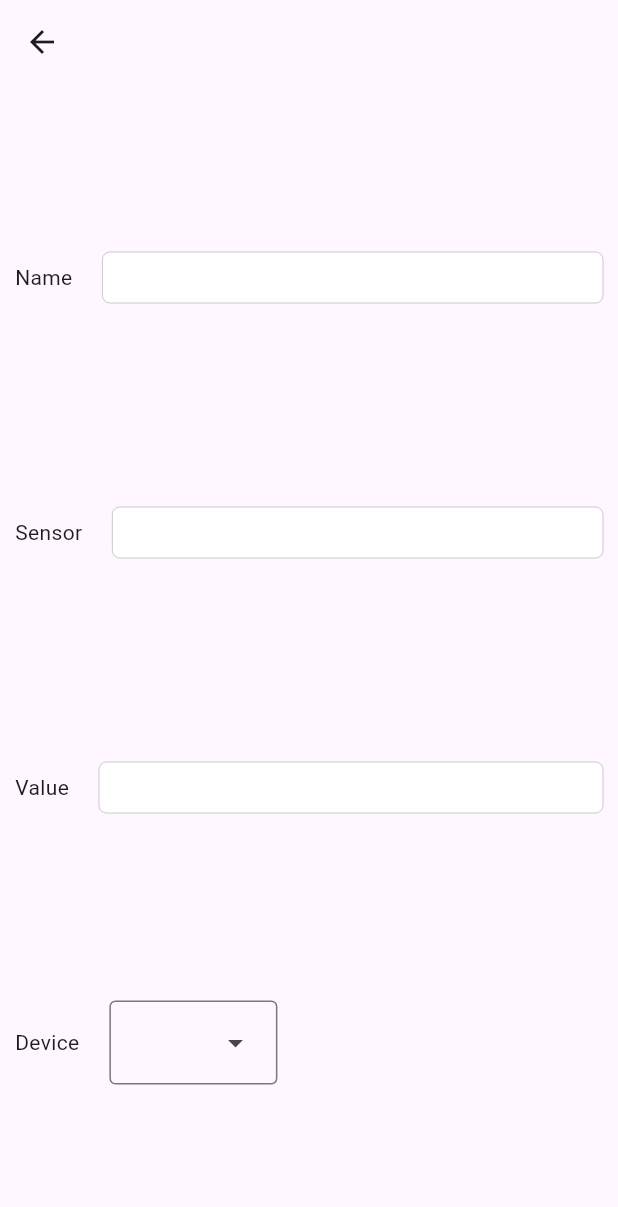
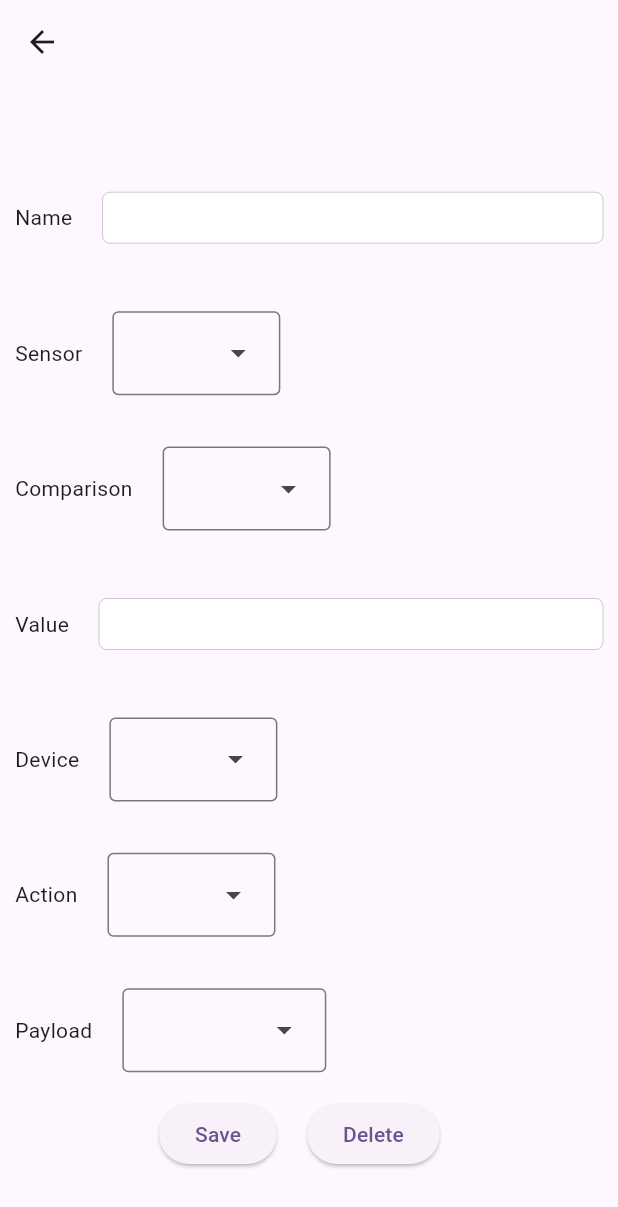
Before and after one commit to helagro/Applied-IoT, a Flutter app: the AutomationEditScreen screen opened directly with empty values, on a phone screen of 412 x 824 dp. Shown: the top 1207 px of the screen. Run offline on Flutter 3.47's test engine with Material 3 defaults, Android fonts, the phone set to English and light mode, and no system bars; our stand-ins replace shared_preferences; accounts and stored records are empty; network calls fail.

Commit message:
Refactor automation editor

```diff
--- a/client/lib/screens/automation_edit_screen.dart
+++ b/client/lib/screens/automation_edit_screen.dart
@@ -2,7 +2,8 @@ import 'package:flutter/material.dart';
 import 'package:tradfri_extension/logic/Automation.dart';
 import 'package:tradfri_extension/logic/Tradfri_device.dart';
 import 'package:tradfri_extension/logic/automations_backend.dart';
-import 'package:tradfri_extension/widgets/audomation_edit_row.dart';
+import 'package:tradfri_extension/widgets/automation_dropdown.dart';
+import 'package:tradfri_extension/widgets/automation_edit_row.dart';
 import 'package:tradfri_extension/widgets/automation_edit_text_row.dart';
 
 class AutomationEditScreen extends StatefulWidget {
@@ -17,7 +18,6 @@ class AutomationEditScreen extends StatefulWidget {
 
 class _AutomationEditScreenState extends State<AutomationEditScreen> {
   late TextEditingController nameController;
-  late TextEditingController sensorController;
   late TextEditingController valueController;
 
   @override
@@ -42,34 +42,92 @@ class _AutomationEditScreenState extends State<AutomationEditScreen> {
                               name: "Name",
                               controller: nameController,
                             ),
-                            AutomationEditTextRow(
-                              name: "Sensor",
-                              controller: sensorController,
-                            ),
-                            // AutomationEditRow(name: "Comparison"),
+                            AutomationEditRow(
+                                name: "Sensor",
+                                child: AutomationDropdown(
+                                    initialSelection: widget.backend
+                                        .sensorMap[widget.automation.sensor],
+                                    entries: widget.backend.sensorMap)),
+                            AutomationEditRow(
+                                name: "Comparison",
+                                child: AutomationDropdown(
+                                    initialSelection:
+                                        widget.backend.comparators[
+                                            widget.automation.operatorID],
+                                    entries: widget.backend.comparators)),
                             AutomationEditTextRow(
                               name: "Value",
                               controller: valueController,
                             ),
                             AutomationEditRow(
                                 name: "Device",
-                                child: DropdownMenu<int>(
+                                child: DropdownMenu<dynamic>(
+                                  initialSelection:
+                                      widget.automation.tradfriDeviceID,
                                   dropdownMenuEntries: [
                                     for (TradfriDevice device
                                         in widget.backend.devices)
                                       DropdownMenuEntry(
                                           value: device.id, label: device.name)
                                   ],
-                                  // AutomationEditRow(name: "Action"),
-                                  // AutomationEditRow(name: "Payload"),
-                                ))
+                                )),
+                            AutomationEditRow(
+                                name: "Action",
+                                child: AutomationDropdown(
+                                    initialSelection: widget.backend
+                                        .actions[widget.automation.actionID],
+                                    entries: widget.backend.actions)),
+                            AutomationEditRow(
+                                name: "Payload",
+                                child: AutomationDropdown(
+                                    initialSelection:
+                                        widget.automation.actionPayload,
+                                    entries: const {
+                                      "True": true,
+                                      "False": false,
+                                      "None": null
+                                    })),
+                            Center(
+                              child: ConstrainedBox(
+                                constraints:
+                                    const BoxConstraints(maxWidth: 200),
+                                child: Row(children: [
+                                  ElevatedButton(
+                                      onPressed: () {
+                                        widget.backend.updateAutomation(
+                                            widget.automation.id,
+                                            nameController.text,
+                                            widget.backend.sensorMap.keys.firstWhere((key) =>
+                                                widget.backend.sensorMap[key] ==
+                                                widget.backend.sensorMap[
+                                                    widget.automation.sensor]),
+                                            valueController.text,
+                                            widget.backend.comparators.keys.firstWhere((key) =>
+                                                widget.backend.comparators[key] ==
+                                                widget.backend.comparators[widget
+                                                    .automation.operatorID]),
+                                            widget.backend.devices
+                                                .firstWhere((device) => device.id == widget.automation.tradfriDeviceID),
+                                            widget.backend.actions.keys.firstWhere((key) => widget.backend.actions[key] == widget.backend.actions[widget.automation.actionID]),
+                                            widget.automation.actionPayload);
+                                        Navigator.pop(context);
+                                      },
+                                      child: const Text("Save")),
+                                  const SizedBox(width: 20),
+                                  ElevatedButton(
+                                      onPressed: () {
+                                        print("Delete");
+                                      },
+                                      child: const Text("Delete")),
+                                ]),
+                              ),
+                            )
                           ],
                         ))))));
   }
 
   void setupControllers() {
     nameController = TextEditingController(text: widget.automation.name);
-    sensorController = TextEditingController(text: widget.automation.sensor);
     valueController =
         TextEditingController(text: widget.automation.threshold.toString());
   }
--- /dev/null
+++ b/client/lib/widgets/automation_dropdown.dart
@@ -0,0 +1,24 @@
+import 'package:flutter/cupertino.dart';
+import 'package:flutter/material.dart';
+
+class AutomationDropdown extends StatelessWidget {
+  final dynamic initialSelection;
+  final Map<String, dynamic> entries;
+
+  const AutomationDropdown({
+    required this.initialSelection,
+    required this.entries,
+    super.key,
+  });
+
+  @override
+  Widget build(BuildContext context) {
+    return DropdownMenu<dynamic>(
+      initialSelection: initialSelection,
+      dropdownMenuEntries: [
+        for (String key in entries.keys)
+          DropdownMenuEntry(value: entries[key], label: key)
+      ],
+    );
+  }
+}
--- a/client/lib/widgets/automation_edit_text_row.dart
+++ b/client/lib/widgets/automation_edit_text_row.dart
@@ -1,7 +1,7 @@
 import 'package:flutter/cupertino.dart';
 import 'package:flutter/material.dart';
 import 'package:flutter/services.dart';
-import 'package:tradfri_extension/widgets/audomation_edit_row.dart';
+import 'package:tradfri_extension/widgets/automation_edit_row.dart';
 
 class AutomationEditTextRow extends StatelessWidget {
   final String name;
--- a/client/lib/widgets/automation_row.dart
+++ b/client/lib/widgets/automation_row.dart
@@ -32,7 +32,7 @@ class AutomationRow extends StatelessWidget {
                   child: AutomationsRow([
                     automation.name,
                     automation.sensor,
-                    automation.operatorID,
+                    automation.operatorID.toString(),
                     automation.threshold.toString(),
                     automation.tradfriDeviceID.toString(),
                     automation.actionID,
```
Also changed, not shown: client/lib/logic/automations_backend.dart (+20 -1 lines), client/lib/widgets/automation_edit_row.dart (renamed from client/lib/widgets/audomation_edit_row.dart).
